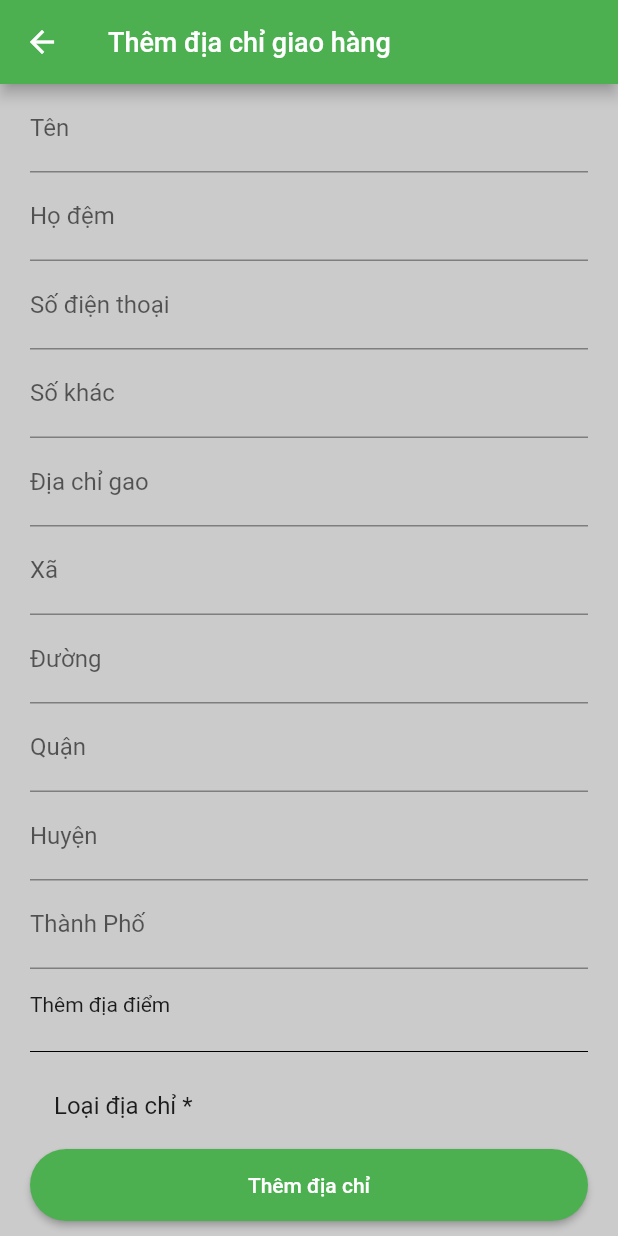
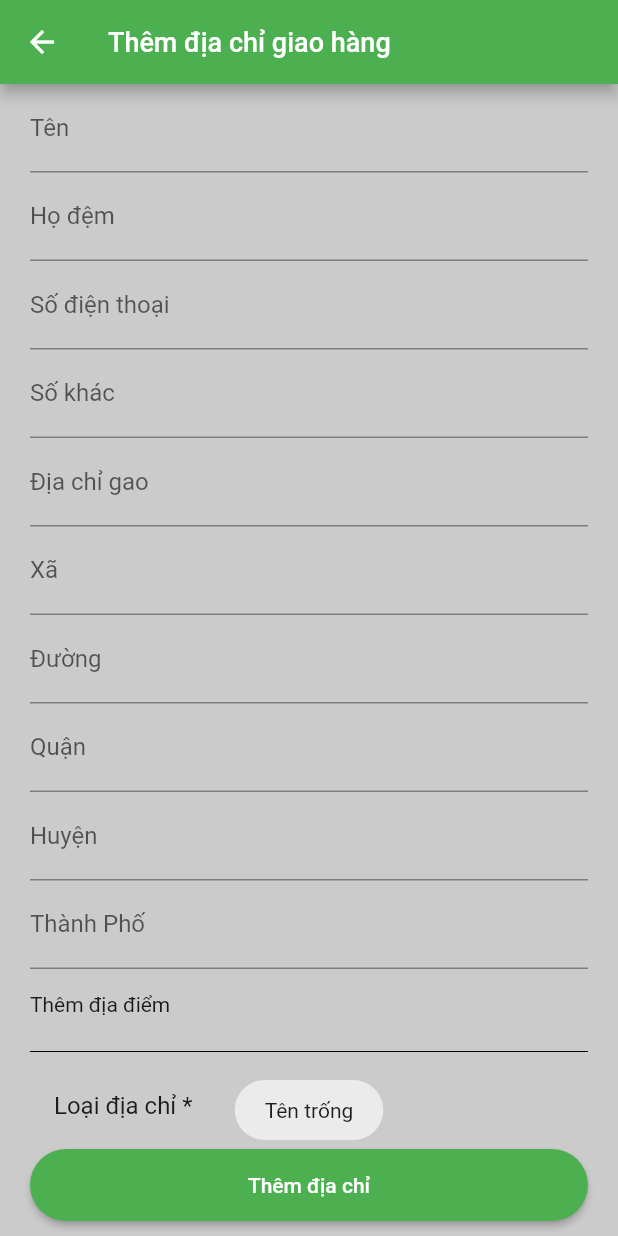
Before and after one commit to tphongj4/Flutter-App, a Flutter app: the AddDeliveryAdress screen opened directly, after a tap on "Thêm địa chỉ", on a phone screen of 412 x 824 dp. Run offline on Flutter 3.47's test engine with Material 2 defaults, Android fonts, the phone set to English and light mode, and no system bars; our stand-ins replace carousel_pro, cloud_firestore, firebase_auth, firebase_core, flutter_signin_button, fluttertoast and 1 more; accounts and stored records are empty; network calls fail.

Commit message:
Create add delivery address validation by CongKhoi

```diff
--- a/lib/main.dart
+++ b/lib/main.dart
@@ -3,6 +3,7 @@ import 'package:flutter/material.dart';
 import 'package:market_online_app/auth/sign_in.dart';
 import 'package:firebase_core/firebase_core.dart';
 import 'package:market_online_app/config/colors.dart';
+import 'package:market_online_app/providers/check_out_provider.dart';
 import 'package:market_online_app/providers/product_provider.dart';
 import 'package:market_online_app/providers/user_provider.dart';
 import 'package:market_online_app/screens_app/home_page/home_screen.dart';
@@ -33,6 +34,9 @@ class MyApp extends StatelessWidget {
         ChangeNotifierProvider<WishListProvider>(
           create: (context) => WishListProvider(),
         ),
+        ChangeNotifierProvider<CheckoutProvider>(
+          create: (context) => CheckoutProvider(),
+        ),
       ],
       child: MaterialApp(
         theme: ThemeData(scaffoldBackgroundColor: scaffoldBackgroundColor),
--- /dev/null
+++ b/lib/providers/check_out_provider.dart
@@ -0,0 +1,70 @@
+import 'package:cloud_firestore/cloud_firestore.dart';
+import 'package:firebase_auth/firebase_auth.dart';
+import 'package:flutter/cupertino.dart';
+import 'package:fluttertoast/fluttertoast.dart';
+
+class CheckoutProvider with ChangeNotifier {
+
+  bool isLoading = false;
+
+  TextEditingController ten = TextEditingController();
+  TextEditingController hodem = TextEditingController();
+  TextEditingController sodienthoai = TextEditingController();
+  TextEditingController sokhac = TextEditingController();
+  TextEditingController diachigiao = TextEditingController();
+  TextEditingController xa = TextEditingController();
+  TextEditingController duong = TextEditingController();
+  TextEditingController quan = TextEditingController();
+  TextEditingController huyen = TextEditingController();
+  TextEditingController thanhpho = TextEditingController();
+
+  void validator(context, myType) async {
+    if (ten.text.isEmpty) {
+      Fluttertoast.showToast(msg: "Tên trống");
+    } else if (hodem.text.isEmpty) {
+      Fluttertoast.showToast(msg: "Họ đệm trống");
+    } else if (sodienthoai.text.isEmpty) {
+      Fluttertoast.showToast(msg: "Số điện thoại trống");
+    } else if (sokhac.text.isEmpty) {
+      Fluttertoast.showToast(msg: "Số khác trống");
+    } else if (diachigiao.text.isEmpty) {
+      Fluttertoast.showToast(msg: "Địa chỉ giao trống");
+    } else if (xa.text.isEmpty) {
+      Fluttertoast.showToast(msg: "Xã trống");
+    } else if (duong.text.isEmpty) {
+      Fluttertoast.showToast(msg: "Đường trống");
+    } else if (quan.text.isEmpty) {
+      Fluttertoast.showToast(msg: "Quận trống");
+    } else if (huyen.text.isEmpty) {
+      Fluttertoast.showToast(msg: "Huyện trống");
+    } else if (thanhpho.text.isEmpty) {
+      Fluttertoast.showToast(msg: "Thành phố trống");
+    } else {
+      isLoading = true;
+      notifyListeners();
+      await FirebaseFirestore.instance
+          .collection("AddDeliveryAddress")
+          .doc(FirebaseAuth.instance.currentUser.uid)
+          .set({
+        "Ten": ten.text,
+        "Hodem": hodem.text,
+        "Sodienthoai": sodienthoai.text,
+        "Sokhac": sokhac.text,
+        "Diachigiao": diachigiao.text,
+        "Xa": xa.text,
+        "Duong": duong.text,
+        "Quan": quan.text,
+        "Huyen": huyen.text,
+        "ThanhPho": thanhpho.text,
+        "LoaiDiaChi": myType.toString(),
+      }).then((value) async {
+        isLoading = false;
+        notifyListeners();
+        await Fluttertoast.showToast(msg: "Thêm địa chỉ giao hàng");
+        Navigator.of(context).pop();
+        notifyListeners();
+      });
+      notifyListeners();
+    }
+  }
+}
--- a/lib/screens_app/check_out/add_delivery_address/add_delivery_address.dart
+++ b/lib/screens_app/check_out/add_delivery_address/add_delivery_address.dart
@@ -1,5 +1,7 @@
 import 'package:flutter/material.dart';
 import 'package:market_online_app/widgets/custom_text_field.dart';
+import 'package:provider/provider.dart';
+import 'package:market_online_app/providers/check_out_provider.dart';
 
 class AddDeliveryAdress extends StatefulWidget {
   @override
@@ -16,6 +18,7 @@ class _AddDeliveryAdressState extends State<AddDeliveryAdress> {
   var myType = AddressType.Home;
   @override
   Widget build(BuildContext context) {
+    CheckoutProvider checkoutProvider = Provider.of(context);
     return Scaffold(
       appBar: AppBar(
         title: Text(
@@ -27,8 +30,10 @@ class _AddDeliveryAdressState extends State<AddDeliveryAdress> {
       bottomNavigationBar: Container(
         margin: EdgeInsets.symmetric(vertical: 10, horizontal: 20),
         height: 48,
-        child: MaterialButton(
-          onPressed: () {},
+        child: checkoutProvider.isLoading == false ? MaterialButton(
+          onPressed: () {
+            checkoutProvider.validator(context, myType);
+          },
           child: Text(
             "Thêm địa chỉ",
             style: TextStyle(color: Colors.white),
@@ -38,7 +43,9 @@ class _AddDeliveryAdressState extends State<AddDeliveryAdress> {
               borderRadius: BorderRadius.circular(
             30,
           )),
-        ),
+        ):Center(
+          child: CircularProgressIndicator(),
+        )
       ),
       body: Padding(
         padding: EdgeInsets.symmetric(horizontal: 20),
@@ -46,33 +53,52 @@ class _AddDeliveryAdressState extends State<AddDeliveryAdress> {
           children: [
             CustomTextField(
               labText: "Tên",
+              controller: checkoutProvider.ten,
             ),
             CustomTextField(
               labText: "Họ đệm",
+              controller: checkoutProvider.hodem,
+
             ),
             CustomTextField(
               labText: "Số điện thoại",
+              controller: checkoutProvider.sodienthoai,
+
             ),
             CustomTextField(
               labText: "Số khác",
+              controller: checkoutProvider.sokhac,
+
             ),
             CustomTextField(
               labText: "Địa chỉ gao",
+              controller: checkoutProvider.diachigiao,
+
             ),
             CustomTextField(
               labText: "Xã",
+              controller: checkoutProvider.xa,
+
             ),
             CustomTextField(
               labText: "Đường",
+              controller: checkoutProvider.duong,
+
             ),
             CustomTextField(
               labText: "Quận",
+              controller: checkoutProvider.quan,
+
             ),
             CustomTextField(
               labText: "Huyện",
+              controller: checkoutProvider.huyen,
+
             ),
             CustomTextField(
               labText: "Thành Phố",
+              controller: checkoutProvider.thanhpho,
+
             ),
             InkWell(
               onTap: () {},
--- a/lib/screens_app/check_out/delivery_details/delivery_details.dart
+++ b/lib/screens_app/check_out/delivery_details/delivery_details.dart
@@ -23,7 +23,13 @@ class DeliveryDetails extends StatelessWidget {
       floatingActionButton: FloatingActionButton(
         backgroundColor: Colors.green,
         child: Icon(Icons.add),
-        onPressed: () {},
+        onPressed: () {
+          Navigator.of(context).push(
+            MaterialPageRoute(
+              builder: (context) => AddDeliveryAdress(),
+            ),
+          );
+        },
       ),
       bottomNavigationBar: Container(
         // width: 160,
```
